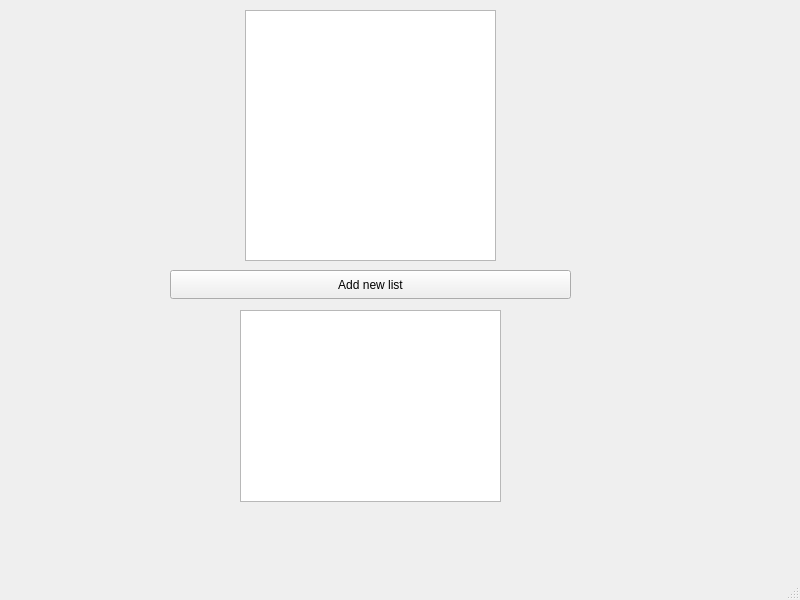
Before: the Qt Designer form mainwindow.ui in MaybeAshLately/adelajdaQT, drawn with Qt 5.
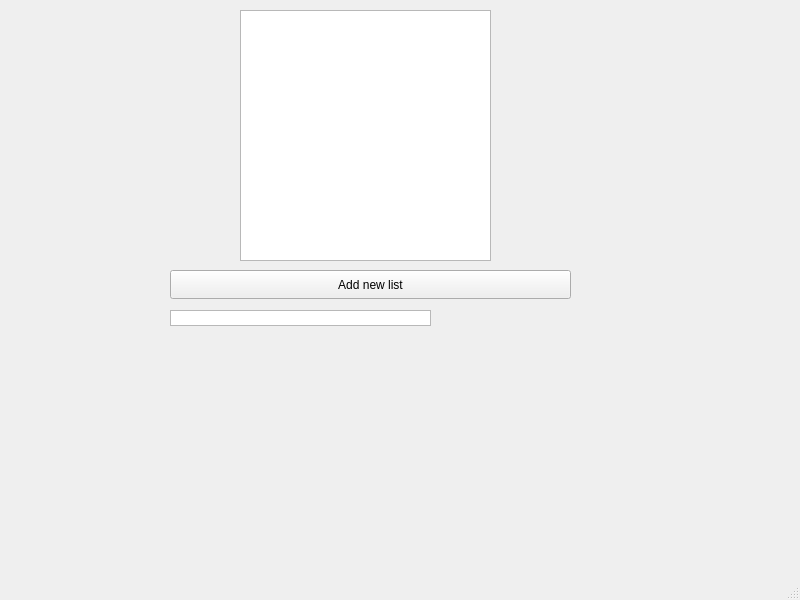
After: the same form once the commit is applied.

```diff
--- a/mainwindow.ui
+++ b/mainwindow.ui
@@ -17,7 +17,7 @@
    <widget class="QGraphicsView" name="image">
     <property name="geometry">
      <rect>
-      <x>245</x>
+      <x>240</x>
       <y>10</y>
       <width>251</width>
       <height>251</height>
@@ -43,10 +43,10 @@
    <widget class="QListWidget" name="listWidget">
     <property name="geometry">
      <rect>
-      <x>240</x>
+      <x>170</x>
       <y>310</y>
       <width>261</width>
-      <height>192</height>
+      <height>16</height>
      </rect>
     </property>
    </widget>
```
Left out of the diff: 3 changed lines with no effect on the pictures.
